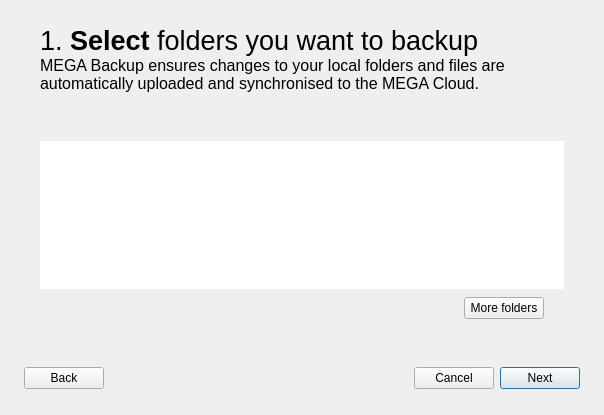
The window that src/MEGASync/gui/linux/BackupsWizard.ui (meganz/MEGAsync) describes before a commit, drawn with Qt 5.
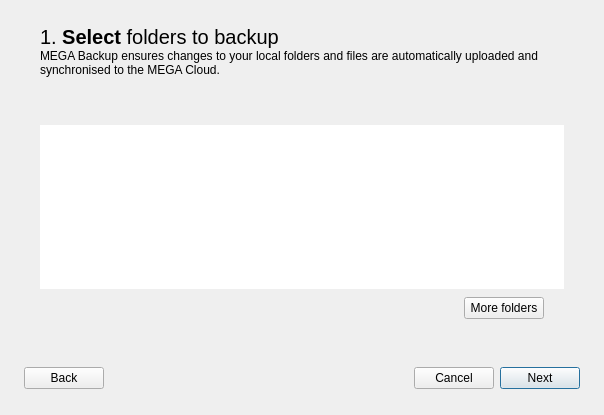
The same window after the commit. The open tabs and pages were chosen to show the change. Icons and pictures are not drawn.

Commit message: BackupsWizard: update folder icon, fix font sizes

What changed in the file:
```diff
--- a/src/MEGASync/gui/linux/BackupsWizard.ui
+++ b/src/MEGASync/gui/linux/BackupsWizard.ui
@@ -307,7 +307,7 @@
           </sizepolicy>
          </property>
          <property name="text">
-          <string>&lt;html&gt;&lt;head/&gt;&lt;body&gt;&lt;p&gt;&lt;span style=&quot; font-size:20pt;&quot;&gt;1. &lt;/span&gt;&lt;span style=&quot; font-size:20pt; font-weight:600;&quot;&gt;Select&lt;/span&gt;&lt;span style=&quot; font-size:20pt;&quot;&gt; folders you want to backup&lt;/span&gt;&lt;/p&gt;&lt;/body&gt;&lt;/html&gt;</string>
+          <string>&lt;html&gt;&lt;head/&gt;&lt;body&gt;&lt;p&gt;&lt;span style=&quot; font-size:20px;&quot;&gt;1. &lt;/span&gt;&lt;span style=&quot; font-size:20px; font-weight:600;&quot;&gt;Select&lt;/span&gt;&lt;span style=&quot; font-size:20px;&quot;&gt; folders to backup&lt;/span&gt;&lt;/p&gt;&lt;/body&gt;&lt;/html&gt;</string>
          </property>
          <property name="textFormat">
           <enum>Qt::RichText</enum>
@@ -323,7 +323,7 @@
           </sizepolicy>
          </property>
          <property name="text">
-          <string>&lt;html&gt;&lt;head/&gt;&lt;body&gt;&lt;p&gt;&lt;span style=&quot; font-size:12pt;&quot;&gt;MEGA Backup ensures changes to your local folders and files are automatically uploaded and synchronised to the MEGA Cloud.&lt;/span&gt;&lt;/p&gt;&lt;/body&gt;&lt;/html&gt;</string>
+          <string>&lt;html&gt;&lt;head/&gt;&lt;body&gt;&lt;p&gt;&lt;span style=&quot; font-size:12px;&quot;&gt;MEGA Backup ensures changes to your local folders and files are automatically uploaded and synchronised to the MEGA Cloud.&lt;/span&gt;&lt;/p&gt;&lt;/body&gt;&lt;/html&gt;</string>
          </property>
          <property name="textFormat">
           <enum>Qt::RichText</enum>
@@ -514,7 +514,7 @@
                 </property>
                 <property name="iconSize">
                  <size>
-                  <width>14</width>
+                  <width>24</width>
                   <height>24</height>
                  </size>
                 </property>
```
Left out of the diff: 9 changed lines with no effect on the pictures. The commit also changes 5 other files.
